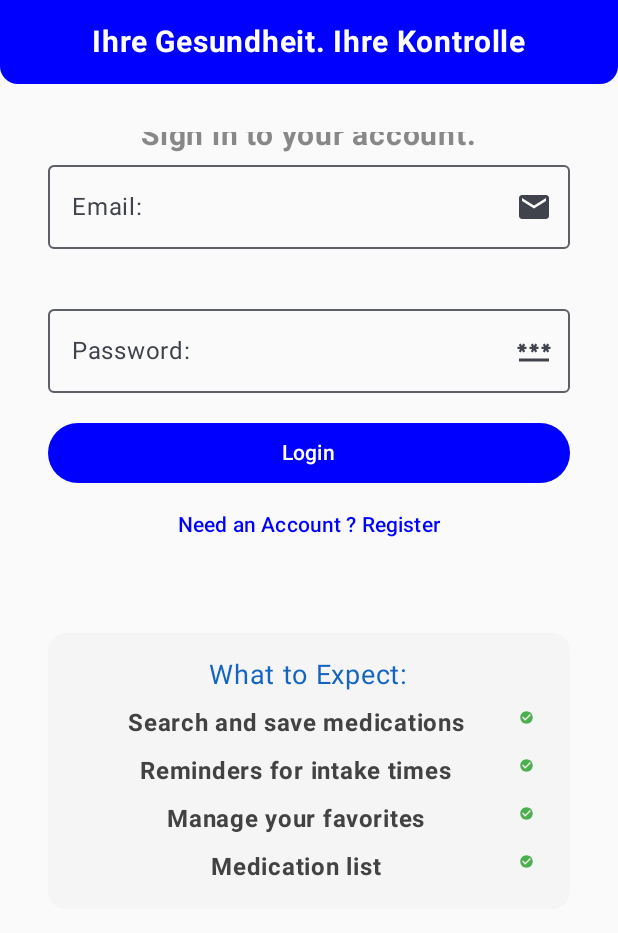
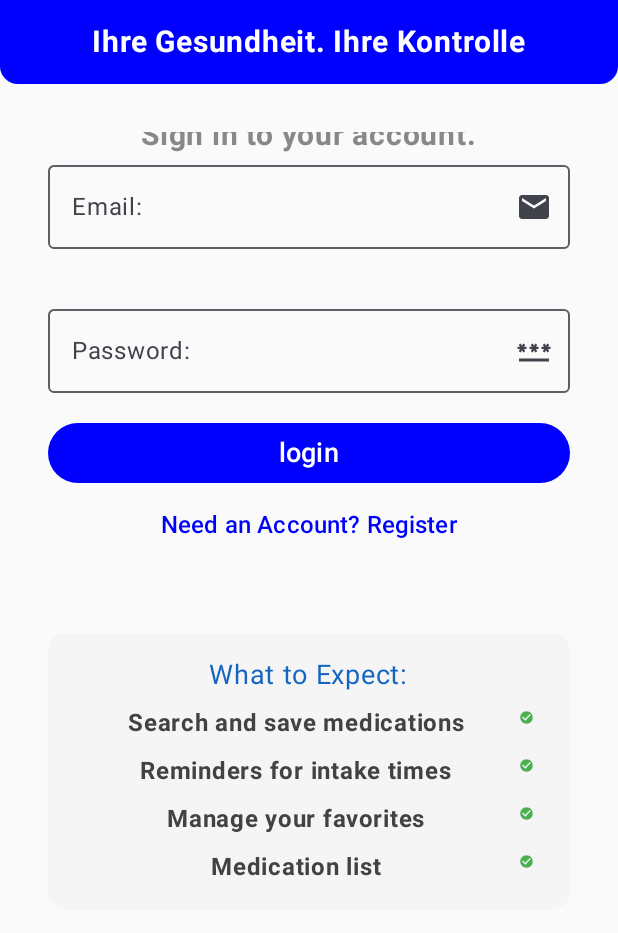
Before and after one commit to Mehmettt143/Android_Abschluss_Projekt_MedReminder, an Android app built with Jetpack Compose: the screen it shows after launch (MainActivity), scrolled down 59 dp, on a phone screen of 412 x 824 dp, the part 303-1236 px from its top. Run offline under Robolectric (Android 15) with nearby library versions, the phone set to English and light mode, and no system bars; our stand-ins replace Firebase (no records; nobody signed in at launch, a user with empty details on screens opened directly).

Commit message:
fix: AuthScreen fontsize & stringresource

```diff
--- a/app/src/main/java/com/example/medreminder/ui/screen/AuthScreen.kt
+++ b/app/src/main/java/com/example/medreminder/ui/screen/AuthScreen.kt
@@ -123,15 +123,22 @@ fun AuthScreen(
                 modifier = Modifier.fillMaxWidth(),
                 colors = ButtonDefaults.buttonColors(Color(0xFF0000FE))
             ) {
-                Text(if (showRegister) "Register" else "Login")
+                Text(
+                    if (showRegister) stringResource(R.string.tab_label_auth_button_register) else stringResource(
+                        R.string.tab_label_auth_button_login
+                    ), fontSize = 18.sp
+                )
             }
 
             TextButton(
                 onClick = { authViewModel.toggleShowRegister() }
             ) {
                 Text(
-                    if (showRegister) stringResource(R.string.tab_label_auth_login) else "Need an Account ? Register",
-                    color = Color.Blue
+                    if (showRegister) stringResource(R.string.tab_label_auth_login) else stringResource(
+                        R.string.tab_label_auth_register
+                    ),
+                    color = Color.Blue,
+                    fontSize = 16.sp
                 )
             }
         }
--- a/app/src/main/res/values/strings.xml
+++ b/app/src/main/res/values/strings.xml
@@ -12,6 +12,8 @@
     ##AuthLogin
     <string name="tab_label_auth_info">Sign in to your account.</string>
     <string name="tab_label_auth_login">Already have an Account? Login</string>
+    <string name="tab_label_auth_button_login">login</string>
+    <string name="tab_label_auth_button_register">register</string>
     <string name="tab_label_auth_register">Need an Account? Register</string>
 
     ##AuthInfo
```
Also changed, not shown: 1 other file.
